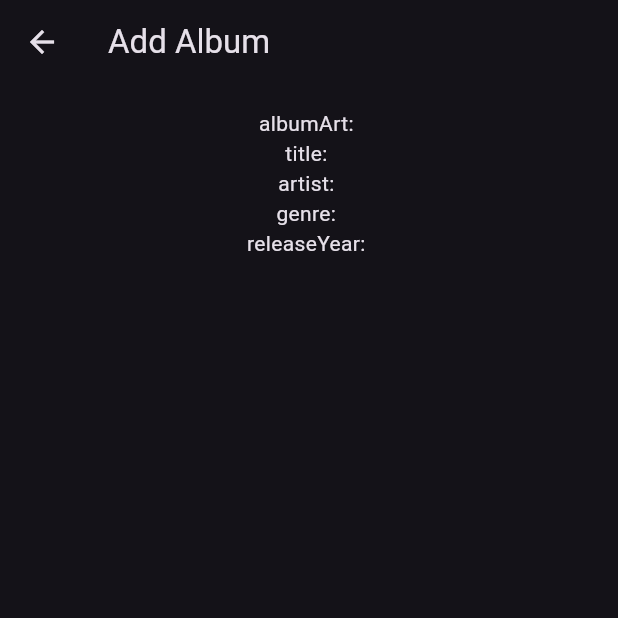
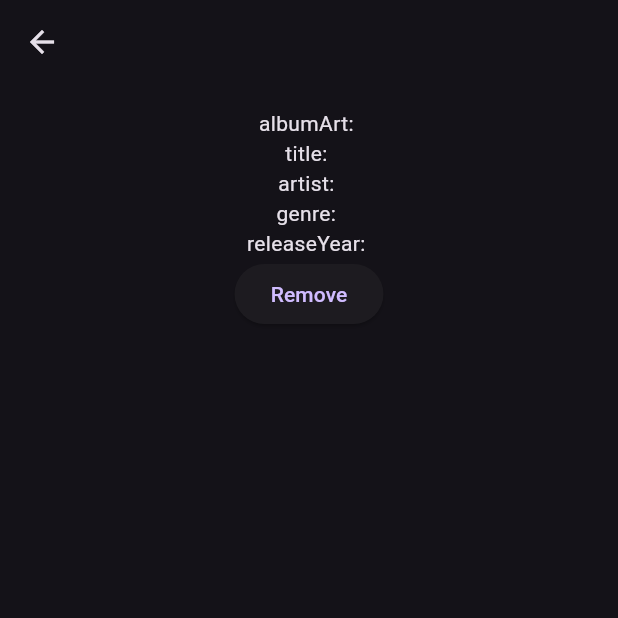
Before and after one commit to joshdaminyard/record_this, a Flutter app: the DetailsPage screen opened directly with empty values, on a phone screen of 412 x 824 dp, the top half of it. Run offline on Flutter 3.47's test engine with Material 3 defaults, Android fonts, the phone set to English and light mode, and no system bars; our stand-ins replace firebase_core, firebase_database; accounts and stored records are empty; generated files the repository leaves out were written again.

Commit message:
add a button to delete the album

```diff
--- a/lib/screens/details.dart
+++ b/lib/screens/details.dart
@@ -1,8 +1,10 @@
 import 'package:flutter/material.dart';
+import 'package:record_this/screens/confirmation.dart';
 
 class DetailsPage extends StatelessWidget {
   final dynamic album;
-  const DetailsPage({super.key, required this.album});
+  final int index;
+  const DetailsPage({super.key, required this.album, required this.index});
 
   @override
   Widget build(BuildContext context) {
@@ -13,19 +15,33 @@ class DetailsPage extends StatelessWidget {
     final releaseYear = album["releaseYear"].toString();
     return Scaffold(
         appBar: AppBar(
-          title: const Text('Add Album'),
+          title: const Text(''),
         ),
         body: SingleChildScrollView(
             padding: const EdgeInsets.all(16.0),
             child: Center(
                 child: Column(
                     mainAxisAlignment: MainAxisAlignment.center,
+                    crossAxisAlignment: CrossAxisAlignment.center,
                     children: [
                   Text("albumArt: $albumArt"),
                   Text("title: $title"),
                   Text("artist: $artist"),
                   Text("genre: $genre"),
                   Text("releaseYear: $releaseYear"),
+                  ElevatedButton(
+                      onPressed: () {
+                        Navigator.push(
+                          context,
+                          MaterialPageRoute(
+                              builder: (context) => ConfirmationPage(
+                                    album: album,
+                                    index: index,
+                                    confType: "Delete Album",
+                                  )),
+                        );
+                      },
+                      child: const Text("Remove"))
                 ]))));
   }
 }
```
